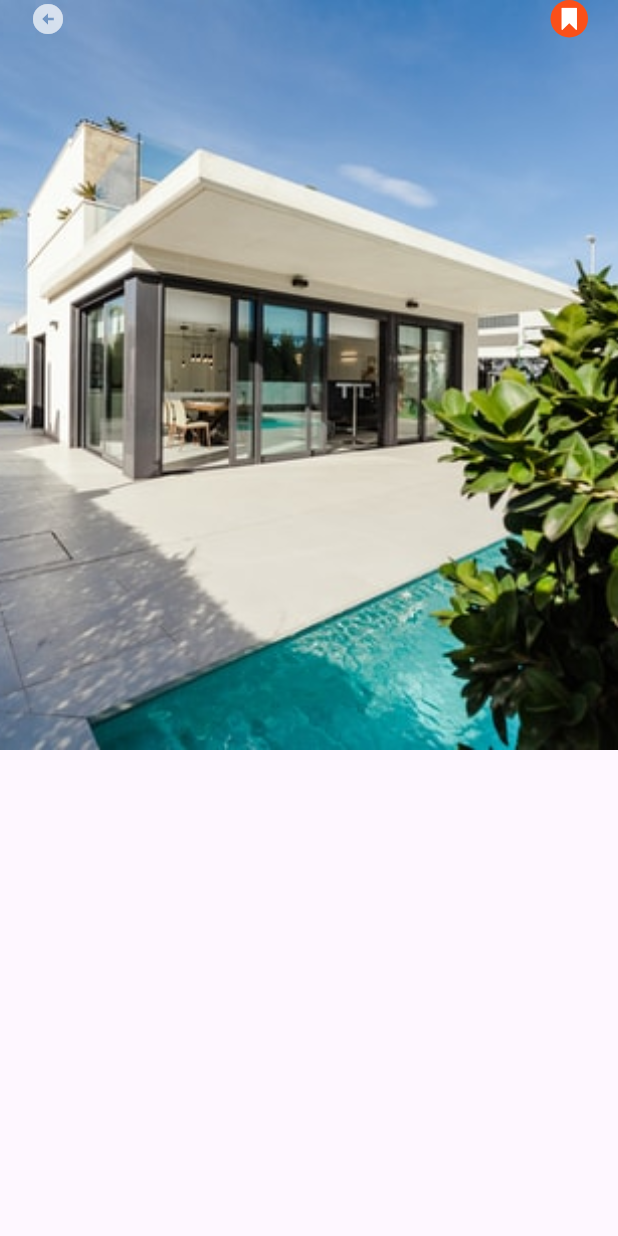
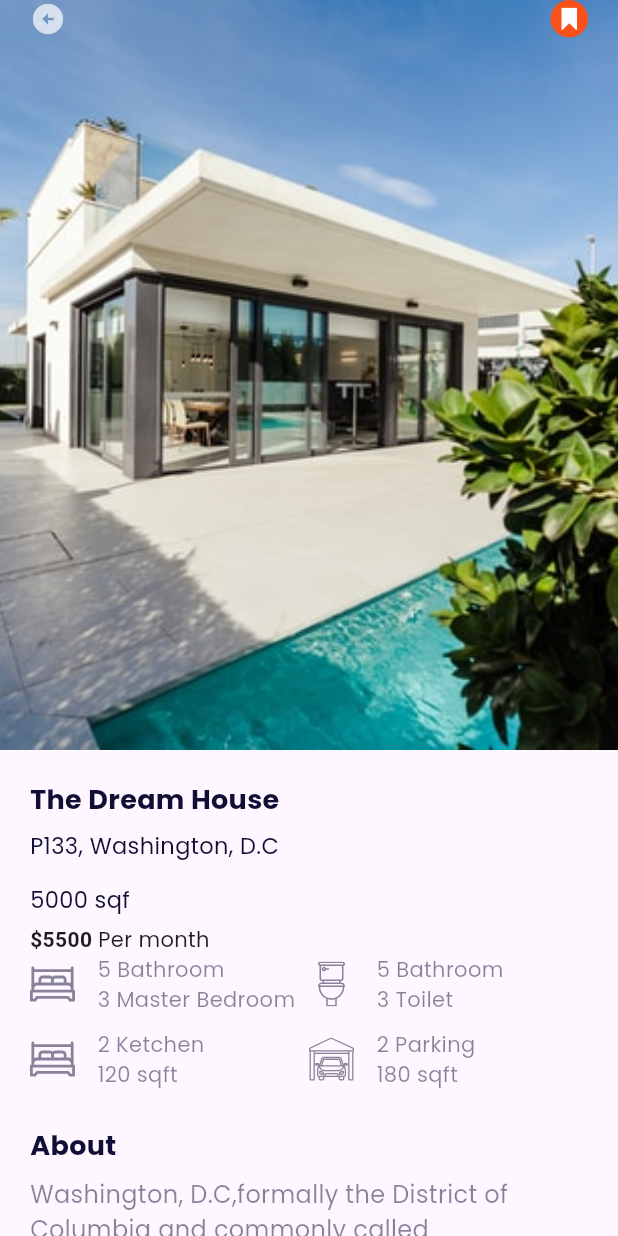
Before and after one commit to MrT2003/rental_house_ui, a Flutter app: the screen it shows after launch, after a tap on "The Dream House", on a phone screen of 412 x 824 dp. Run offline on Flutter 3.47's test engine with Material 3 defaults, Android fonts, the phone set to English and light mode, and no system bars; our stand-ins replace flutter_svg, google_fonts.

Commit message:
complete UI

```diff
--- a/lib/screens/details/detail_screen.dart
+++ b/lib/screens/details/detail_screen.dart
@@ -1,7 +1,9 @@
 import 'package:flutter/material.dart';
-import 'package:flutter_svg/flutter_svg.dart';
 import 'package:rental_house_ui/constants.dart';
 import 'package:rental_house_ui/model/house.dart';
+import 'package:rental_house_ui/screens/details/widgets/detail_image.dart';
+import 'package:rental_house_ui/screens/details/widgets/house_info.dart';
+import 'package:rental_house_ui/screens/details/widgets/item_detail.dart';
 
 class DetailScreen extends StatelessWidget {
   const DetailScreen({super.key, required this.rent});
@@ -11,51 +13,78 @@ class DetailScreen extends StatelessWidget {
   Widget build(BuildContext context) {
     return SafeArea(
       child: Scaffold(
-        body: Column(
+        body: SingleChildScrollView(
+          child: Column(
+            crossAxisAlignment: CrossAxisAlignment.start,
             children: [
-            SizedBox(
-              height: 500,
-              child: Stack(
+              detaiImage(rent: rent),
+              SizedBox(height: 20),
+              HouseInfo(rent: rent),
+              SizedBox(height: 25),
+              Padding(
+                padding: const EdgeInsets.symmetric(horizontal: 20.0),
+                child: Column(
+                  crossAxisAlignment: CrossAxisAlignment.start,
                   children: [
-                  Hero(
-                    tag: rent.imageUrl,
-                    child: Image.asset(
-                      rent.imageUrl,
-                      fit: BoxFit.cover,
-                      height: double.infinity,
+                    Text(
+                      'About',
+                      style: TextStyle(
+                        fontWeight: FontWeight.bold,
+                        fontSize: 18,
+                        color: titleTextColor,
                       ),
                     ),
-                  SafeArea(
-                    child: Padding(
-                      padding: const EdgeInsets.symmetric(horizontal: 20.0),
-                      child: Row(
-                        mainAxisAlignment: MainAxisAlignment.spaceBetween,
-                        children: [
-                          GestureDetector(
-                            onTap: () => Navigator.pop(context),
-                            child: Icon(
-                              Icons.arrow_circle_left_sharp,
-                              color: Colors.white70,
+                    SizedBox(height: 8),
+                    Text(
+                      rent.description,
+                      style: TextStyle(
+                        fontSize: 16,
+                        color: bodyTextColor,
                       ),
                     ),
-                          Container(
-                            padding: EdgeInsets.all(5),
-                            height: 25,
-                            width: 25,
-                            decoration: BoxDecoration(
-                              color: secondaryColor,
-                              shape: BoxShape.circle,
-                            ),
-                            child: SvgPicture.asset("assets/icons/mark.svg"),
-                          )
                   ],
                 ),
               ),
-                  )
+              SizedBox(height: 20),
+              // ElevatedButton(
+              //   onPressed: () => null,
+              //   child: Text(
+              //     "Book Now",
+              //     style: TextStyle(
+              //         fontWeight: FontWeight.bold,
+              //         color: Colors.white,
+              //         fontSize: 18),
+              //   ),
+              //   style: ElevatedButton.styleFrom(
+              //     backgroundColor: primaryColor,
+              //     shape: RoundedRectangleBorder(
+              //       borderRadius: BorderRadius.circular(10),
+              //     ),
+              //   ),
+              // ),
+              Container(
+                margin: const EdgeInsets.only(left: 20, right: 20),
+                padding: const EdgeInsets.symmetric(
+                  horizontal: 20,
+                ),
+                decoration: BoxDecoration(
+                    color: primaryColor,
+                    borderRadius: BorderRadius.circular(10)),
+                height: 45,
+                alignment: Alignment.center,
+                child: const Text(
+                  "Book Now",
+                  style: TextStyle(
+                      fontWeight: FontWeight.bold,
+                      fontSize: 18,
+                      color: Colors.white),
+                ),
+              ),
+              SizedBox(
+                height: 50,
+              ),
             ],
           ),
-            )
-          ],
         ),
       ),
     );
--- /dev/null
+++ b/lib/screens/details/widgets/detail_image.dart
@@ -0,0 +1,59 @@
+import 'package:flutter/material.dart';
+import 'package:flutter_svg/svg.dart';
+import 'package:rental_house_ui/constants.dart';
+import 'package:rental_house_ui/model/house.dart';
+
+class detaiImage extends StatelessWidget {
+  const detaiImage({
+    super.key,
+    required this.rent,
+  });
+
+  final House rent;
+
+  @override
+  Widget build(BuildContext context) {
+    return SizedBox(
+      height: 500,
+      child: Stack(
+        children: [
+          Hero(
+            tag: rent.imageUrl,
+            child: Image.asset(
+              rent.imageUrl,
+              fit: BoxFit.cover,
+              height: double.infinity,
+            ),
+          ),
+          SafeArea(
+            child: Padding(
+              padding: const EdgeInsets.symmetric(horizontal: 20.0),
+              child: Row(
+                mainAxisAlignment: MainAxisAlignment.spaceBetween,
+                children: [
+                  GestureDetector(
+                    onTap: () => Navigator.pop(context),
+                    child: Icon(
+                      Icons.arrow_circle_left_sharp,
+                      color: Colors.white70,
+                    ),
+                  ),
+                  Container(
+                    padding: EdgeInsets.all(5),
+                    height: 25,
+                    width: 25,
+                    decoration: BoxDecoration(
+                      color: secondaryColor,
+                      shape: BoxShape.circle,
+                    ),
+                    child: SvgPicture.asset("assets/icons/mark.svg"),
+                  ),
+                ],
+              ),
+            ),
+          ),
+        ],
+      ),
+    );
+  }
+}
--- /dev/null
+++ b/lib/screens/details/widgets/house_info.dart
@@ -0,0 +1,83 @@
+import 'package:flutter/material.dart';
+import 'package:rental_house_ui/constants.dart';
+import 'package:rental_house_ui/model/house.dart';
+import 'package:rental_house_ui/screens/details/widgets/item_detail.dart';
+
+class HouseInfo extends StatelessWidget {
+  const HouseInfo({
+    super.key,
+    required this.rent,
+  });
+
+  final House rent;
+
+  @override
+  Widget build(BuildContext context) {
+    return Padding(
+      padding: const EdgeInsets.symmetric(horizontal: 20.0),
+      child: Column(crossAxisAlignment: CrossAxisAlignment.start, children: [
+        Text(
+          rent.name,
+          style: TextStyle(
+            color: titleTextColor,
+            fontSize: 18,
+            fontWeight: FontWeight.bold,
+          ),
+        ),
+        SizedBox(height: 7),
+        Text(
+          rent.address,
+          style: TextStyle(
+            color: titleTextColor,
+            fontSize: 15,
+          ),
+        ),
+        SizedBox(height: 15),
+        Text(
+          '5000 sqf',
+          style: TextStyle(
+            color: titleTextColor,
+            fontSize: 15,
+          ),
+        ),
+        SizedBox(height: 6),
+        Text.rich(
+          TextSpan(children: [
+            TextSpan(
+              text: rent.price,
+              style: TextStyle(
+                fontWeight: FontWeight.bold,
+              ),
+            ),
+            TextSpan(text: ' Per month'),
+          ]),
+        ),
+        Column(
+          children: [
+            Row(
+              children: [
+                itemDetail(
+                    image: 'assets/icons/bedroom.svg',
+                    text: '5 Bathroom \n3 Master Bedroom'),
+                itemDetail(
+                    image: 'assets/icons/bathroom.svg',
+                    text: '5 Bathroom \n3 Toilet'),
+              ],
+            ),
+            SizedBox(height: 10),
+            Row(
+              children: [
+                itemDetail(
+                    image: 'assets/icons/bedroom.svg',
+                    text: '2 Ketchen \n120 sqft'),
+                itemDetail(
+                    image: 'assets/icons/parking.svg',
+                    text: '2 Parking \n180 sqft'),
+              ],
+            ),
+          ],
+        ),
+      ]),
+    );
+  }
+}
--- /dev/null
+++ b/lib/screens/details/widgets/item_detail.dart
@@ -0,0 +1,35 @@
+import 'package:flutter/material.dart';
+import 'package:flutter_svg/svg.dart';
+import 'package:rental_house_ui/constants.dart';
+
+class itemDetail extends StatelessWidget {
+  const itemDetail({
+    super.key,
+    required this.image,
+    required this.text,
+  });
+
+  final String image;
+  final String text;
+
+  @override
+  Widget build(BuildContext context) {
+    return Expanded(
+      child: Row(
+        children: [
+          SvgPicture.asset(image, height: 30),
+          SizedBox(
+            width: 15,
+          ),
+          Text(
+            text,
+            style: TextStyle(
+              fontSize: 14,
+              color: bodyTextColor,
+            ),
+          )
+        ],
+      ),
+    );
+  }
+}
```
Lines whose indentation alone changed are shown as unchanged.
